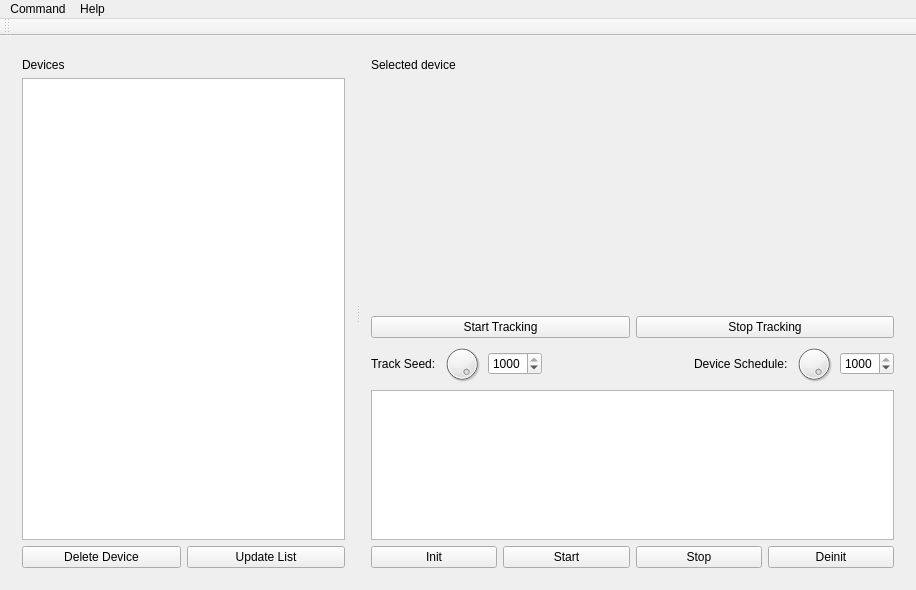
The window that example/UIToolkitTest/mainwindow.ui (bisegni/chaosframework) describes before a commit, drawn with Qt 5.
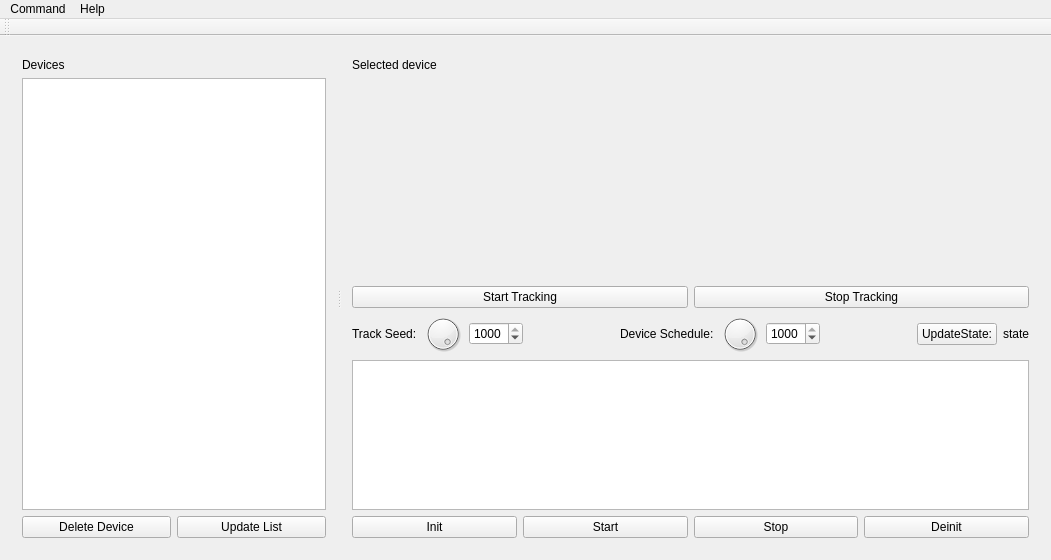
The same window after the commit.

Commit message: added the infrmation about device state on ui and pathced the bug in CUToolkit framework for manage state

```diff
--- a/example/UIToolkitTest/mainwindow.ui
+++ b/example/UIToolkitTest/mainwindow.ui
@@ -6,8 +6,8 @@
    <rect>
     <x>0</x>
     <y>0</y>
-    <width>916</width>
-    <height>590</height>
+    <width>1051</width>
+    <height>560</height>
    </rect>
   </property>
   <property name="minimumSize">
@@ -254,6 +254,33 @@
             </property>
            </widget>
           </item>
+          <item>
+           <spacer name="horizontalSpacer_2">
+            <property name="orientation">
+             <enum>Qt::Horizontal</enum>
+            </property>
+            <property name="sizeHint" stdset="0">
+             <size>
+              <width>40</width>
+              <height>20</height>
+             </size>
+            </property>
+           </spacer>
+          </item>
+          <item>
+           <widget class="QPushButton" name="pushButton">
+            <property name="text">
+             <string>UpdateState:</string>
+            </property>
+           </widget>
+          </item>
+          <item>
+           <widget class="QLabel" name="labelState">
+            <property name="text">
+             <string>state</string>
+            </property>
+           </widget>
+          </item>
          </layout>
         </item>
         <item>
@@ -331,7 +358,7 @@
     <rect>
      <x>0</x>
      <y>0</y>
-     <width>916</width>
+     <width>1051</width>
      <height>22</height>
     </rect>
    </property>
```
The commit also changes 14 other files.
